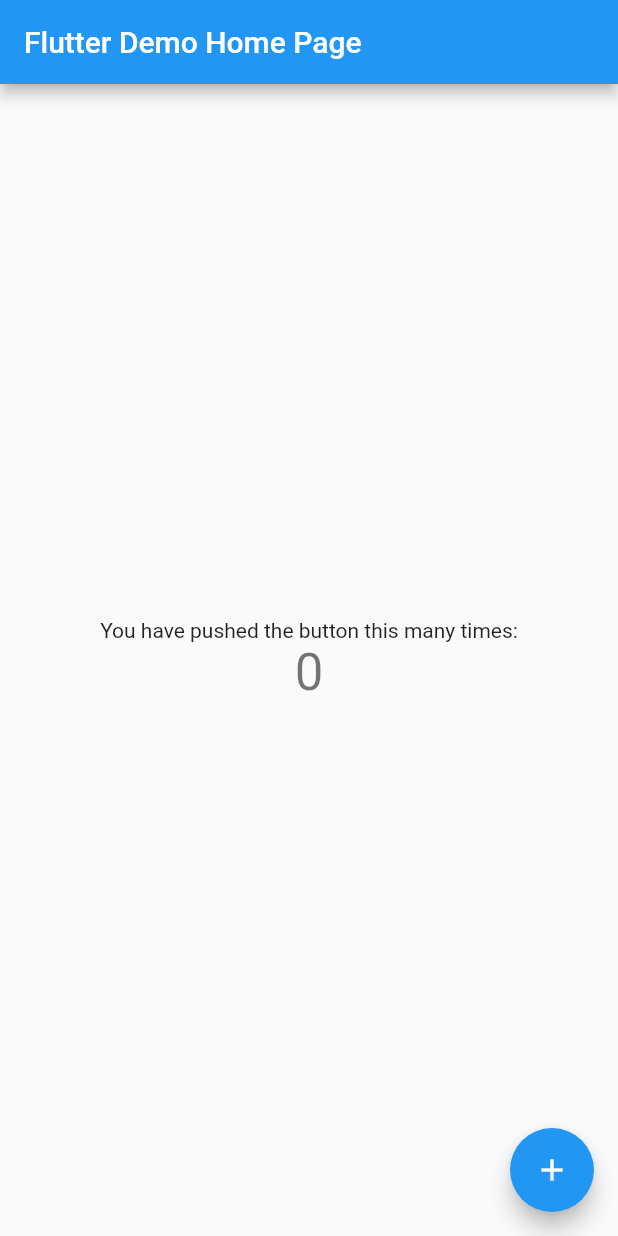
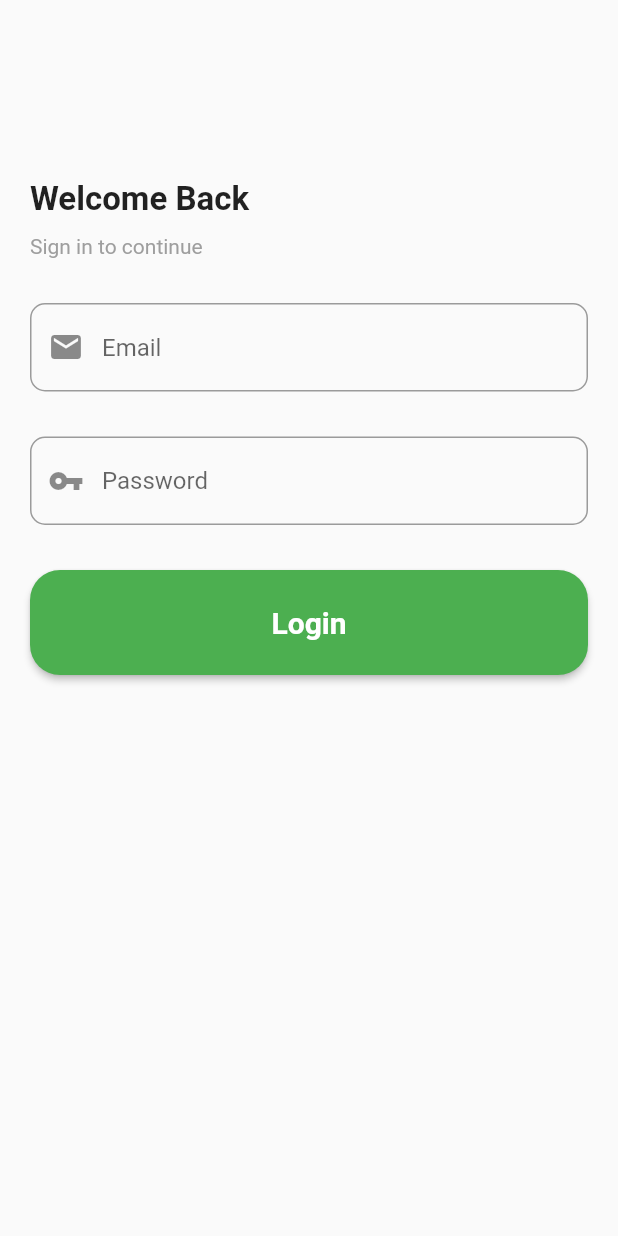
Before and after one commit to amineboujnah-dev/JEENISo-Store-App, a Flutter app: the screen it shows after launch, on a phone screen of 412 x 824 dp. Run offline on Flutter 3.47's test engine with Material 2 defaults, Android fonts, the phone set to English and light mode, and no system bars; our stand-ins replace firebase_core; accounts and stored records are empty.

Commit message:
adding firebase config + login interface

```diff
--- a/lib/main.dart
+++ b/lib/main.dart
@@ -1,113 +1,56 @@
+import 'package:firebase_core/firebase_core.dart';
 import 'package:flutter/material.dart';
 
-void main() {
-  runApp(MyApp());
+import 'ui/screens/Authentication/login.dart';
+
+void main() => runApp(MyApp());
+
+class MyApp extends StatelessWidget {
+  @override
+  Widget build(BuildContext context) {
+    final Future<FirebaseApp> _init = Firebase.initializeApp();
+    return FutureBuilder(
+        future: _init,
+        builder: (context, snapshot) {
+          if (snapshot.hasError) {
+            return ErrorWidget();
+          } else if (snapshot.hasData) {
+            return MaterialApp(
+              theme: ThemeData(
+                primarySwatch: Colors.green,
+              ),
+              debugShowCheckedModeBanner: false,
+              home: Login(),
+            );
+          } else {
+            return Loading();
+          }
+        });
+  }
 }
 
-class MyApp extends StatelessWidget {
-  // This widget is the root of your application.
+class ErrorWidget extends StatelessWidget {
   @override
   Widget build(BuildContext context) {
-    return MaterialApp(
-      title: 'Flutter Demo',
-      theme: ThemeData(
-        // This is the theme of your application.
-        //
-        // Try running your application with "flutter run". You'll see the
-        // application has a blue toolbar. Then, without quitting the app, try
-        // changing the primarySwatch below to Colors.green and then invoke
-        // "hot reload" (press "r" in the console where you ran "flutter run",
-        // or simply save your changes to "hot reload" in a Flutter IDE).
-        // Notice that the counter didn't reset back to zero; the application
-        // is not restarted.
-        primarySwatch: Colors.blue,
+    return Scaffold(
+      body: Center(
+        child: Column(
+          children: [
+            Icon(Icons.error),
+            Text('Something went wrong !'),
+          ],
+        ),
       ),
-      home: MyHomePage(title: 'Flutter Demo Home Page'),
     );
   }
 }
 
-class MyHomePage extends StatefulWidget {
-  MyHomePage({Key? key, required this.title}) : super(key: key);
-
-  // This widget is the home page of your application. It is stateful, meaning
-  // that it has a State object (defined below) that contains fields that affect
-  // how it looks.
-
-  // This class is the configuration for the state. It holds the values (in this
-  // case the title) provided by the parent (in this case the App widget) and
-  // used by the build method of the State. Fields in a Widget subclass are
-  // always marked "final".
-
-  final String title;
-
-  @override
-  _MyHomePageState createState() => _MyHomePageState();
-}
-
-class _MyHomePageState extends State<MyHomePage> {
-  int _counter = 0;
-
-  void _incrementCounter() {
-    setState(() {
-      // This call to setState tells the Flutter framework that something has
-      // changed in this State, which causes it to rerun the build method below
-      // so that the display can reflect the updated values. If we changed
-      // _counter without calling setState(), then the build method would not be
-      // called again, and so nothing would appear to happen.
-      _counter++;
-    });
-  }
-
+class Loading extends StatelessWidget {
   @override
   Widget build(BuildContext context) {
-    // This method is rerun every time setState is called, for instance as done
-    // by the _incrementCounter method above.
-    //
-    // The Flutter framework has been optimized to make rerunning build methods
-    // fast, so that you can just rebuild anything that needs updating rather
-    // than having to individually change instances of widgets.
     return Scaffold(
-      appBar: AppBar(
-        // Here we take the value from the MyHomePage object that was created by
-        // the App.build method, and use it to set our appbar title.
-        title: Text(widget.title),
-      ),
-      body: Center(
-        // Center is a layout widget. It takes a single child and positions it
-        // in the middle of the parent.
-        child: Column(
-          // Column is also a layout widget. It takes a list of children and
-          // arranges them vertically. By default, it sizes itself to fit its
-          // children horizontally, and tries to be as tall as its parent.
-          //
-          // Invoke "debug painting" (press "p" in the console, choose the
-          // "Toggle Debug Paint" action from the Flutter Inspector in Android
-          // Studio, or the "Toggle Debug Paint" command in Visual Studio Code)
-          // to see the wireframe for each widget.
-          //
-          // Column has various properties to control how it sizes itself and
-          // how it positions its children. Here we use mainAxisAlignment to
-          // center the children vertically; the main axis here is the vertical
-          // axis because Columns are vertical (the cross axis would be
-          // horizontal).
-          mainAxisAlignment: MainAxisAlignment.center,
-          children: <Widget>[
-            Text(
-              'You have pushed the button this many times:',
-            ),
-            Text(
-              '$_counter',
-              style: Theme.of(context).textTheme.headline4,
-            ),
-          ],
-        ),
-      ),
-      floatingActionButton: FloatingActionButton(
-        onPressed: _incrementCounter,
-        tooltip: 'Increment',
-        child: Icon(Icons.add),
-      ), // This trailing comma makes auto-formatting nicer for build methods.
-    );
+        body: Center(
+      child: CircularProgressIndicator(),
+    ));
   }
 }
--- /dev/null
+++ b/lib/ui/screens/Authentication/login.dart
@@ -0,0 +1,121 @@
+import 'package:flutter/material.dart';
+
+class Login extends StatefulWidget {
+  @override
+  _LoginState createState() => _LoginState();
+}
+
+class _LoginState extends State<Login> {
+  late TextEditingController _emailController;
+  late TextEditingController _passwordController;
+  final _formKey = GlobalKey<FormState>();
+
+  @override
+  void initState() {
+    _emailController = TextEditingController();
+    _passwordController = TextEditingController();
+    super.initState();
+  }
+
+  @override
+  void dispose() {
+    _emailController.dispose();
+    _passwordController.dispose();
+    super.dispose();
+  }
+
+  @override
+  Widget build(BuildContext context) {
+    return Scaffold(
+      body: SafeArea(
+        child: Padding(
+          padding: const EdgeInsets.all(20.0),
+          child: Form(
+            key: _formKey,
+            child: Column(
+              crossAxisAlignment: CrossAxisAlignment.start,
+              children: [
+                SizedBox(height: 100),
+                Text(
+                  "Welcome Back",
+                  style: TextStyle(
+                    fontSize: 22,
+                    fontWeight: FontWeight.bold,
+                  ),
+                ),
+                SizedBox(height: 10),
+                Text(
+                  "Sign in to continue",
+                  style: TextStyle(
+                    fontSize: 14,
+                    color: Colors.grey,
+                  ),
+                ),
+                SizedBox(height: 30),
+                TextFormField(
+                  controller: _emailController,
+                  validator: (value) {
+                    if (value == null || value.isEmpty) {
+                      return 'Please enter an email address';
+                    }
+                    return null;
+                  },
+                  decoration: InputDecoration(
+                    hintText: "Email",
+                    prefixIcon: Icon(Icons.mail),
+                    border: OutlineInputBorder(
+                      borderRadius: BorderRadius.circular(10),
+                    ),
+                  ),
+                ),
+                SizedBox(height: 30),
+                TextFormField(
+                  controller: _passwordController,
+                  validator: (value) {
+                    if (value == null || value.isEmpty) {
+                      return 'Please enter a password';
+                    } else if (value.length < 6) {
+                      return 'Please enter more than 6 characters';
+                    }
+                    return null;
+                  },
+                  obscureText: true,
+                  decoration: InputDecoration(
+                    prefixIcon: Icon(Icons.vpn_key),
+                    hintText: "Password",
+                    border: OutlineInputBorder(
+                      borderRadius: BorderRadius.circular(10),
+                    ),
+                  ),
+                ),
+                SizedBox(height: 30),
+                MaterialButton(
+                  onPressed: () {
+                    if (_formKey.currentState!.validate()) {
+                      print("Email : ${_emailController.text}");
+                      print("Password : ${_passwordController.text}");
+                    }
+                  },
+                  height: 70,
+                  minWidth: double.infinity,
+                  color: Theme.of(context).primaryColor,
+                  textColor: Colors.white,
+                  shape: RoundedRectangleBorder(
+                    borderRadius: BorderRadius.circular(20),
+                  ),
+                  child: Text(
+                    "Login",
+                    style: TextStyle(
+                      fontSize: 20,
+                      fontWeight: FontWeight.bold,
+                    ),
+                  ),
+                )
+              ],
+            ),
+          ),
+        ),
+      ),
+    );
+  }
+}
--- a/pubspec.yaml
+++ b/pubspec.yaml
@@ -28,6 +28,9 @@ dependencies:
   # The following adds the Cupertino Icons font to your application.
   # Use with the CupertinoIcons class for iOS style icons.
   cupertino_icons: ^1.0.2
+  provider: ^5.0.0
+  firebase_auth: ^2.0.0
+  firebase_core: ^1.3.0
 
 dev_dependencies:
   flutter_test:
```
Also changed, not shown: pubspec.lock, 3 other files.
